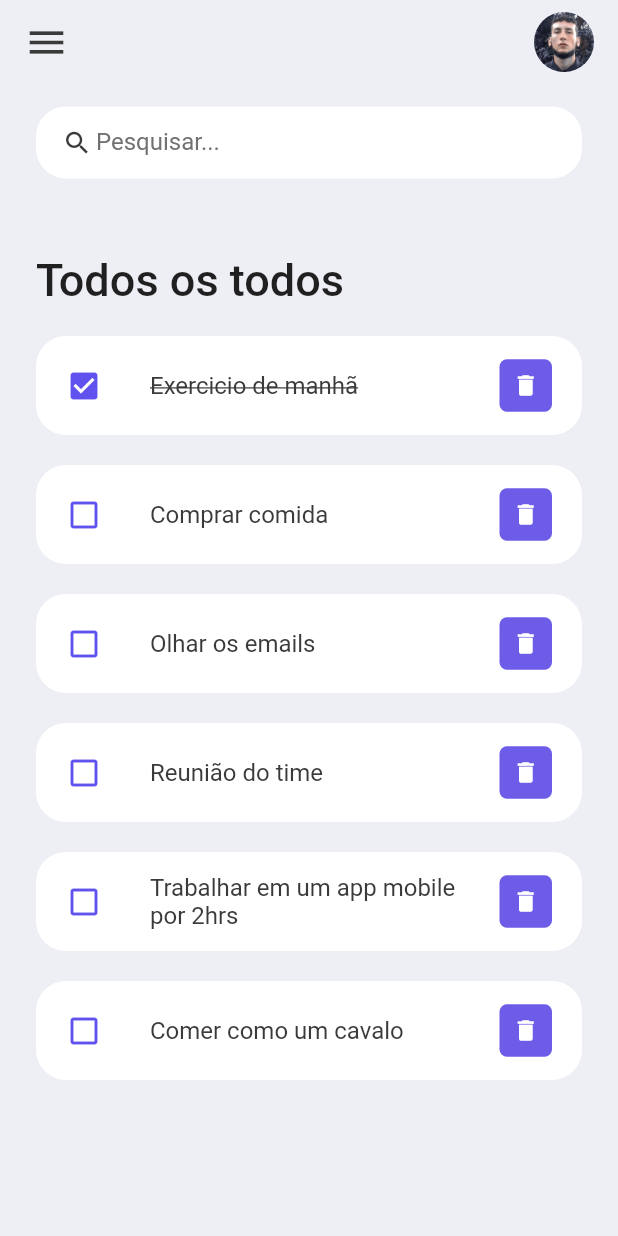
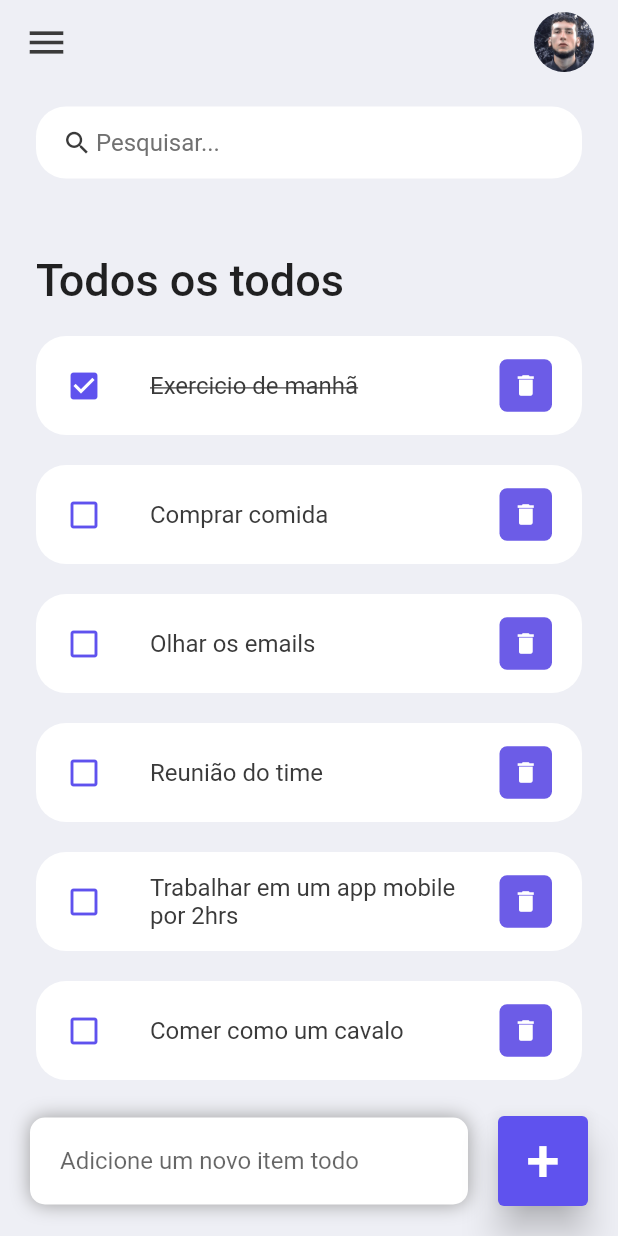
Before and after one commit to matefs/Todo_app, a Flutter app: the screen it shows after launch, on a phone screen of 412 x 824 dp. Run offline on Flutter 3.47's test engine with Material 2 defaults, Android fonts, the phone set to English and light mode, and no system bars.

Commit message:
add: input e submit para novos itens todo

```diff
--- a/lib/screens/home.dart
+++ b/lib/screens/home.dart
@@ -41,6 +41,54 @@ class Home extends StatelessWidget {
               ],
             ),
           ),
+          Align(
+            alignment: Alignment.bottomCenter,
+            child: Row(
+              children: [
+                Expanded(child: Container(
+                  margin: EdgeInsets.only(
+                    bottom:20,
+                    left: 20,
+                    right: 20,
+                  ),
+                  padding: EdgeInsets.symmetric(horizontal: 20, vertical: 5),
+                  decoration: BoxDecoration(
+                    color: Colors.white,
+                    boxShadow: const [BoxShadow(
+                        color: Colors.grey,
+                        offset: Offset(0.0,0.0),
+                      blurRadius: 10.0,
+                      spreadRadius: 0.0,
+
+                    ),],
+                    borderRadius: BorderRadius.circular(10),
+                  ),
+                  child: const TextField(
+                    decoration: InputDecoration(
+                      hintText: "Adicione um novo item todo",
+                      border: InputBorder.none,
+                    )
+                  ),
+                )
+                ),
+                Container(
+                  margin: EdgeInsets.only(
+                    bottom: 20,
+                    right: 20,
+                  ),
+                  child: ElevatedButton(
+                    child: Text('+',style: TextStyle(fontSize: 40)),
+                    onPressed: (){},
+                    style: ElevatedButton.styleFrom(
+                      primary: tdBlue,
+                      minimumSize: Size(60,60),
+                      elevation: 10,
+                    ),
+                  ),
+                )
+              ],
+            ),
+          ),
         ],
       ),
     );
@@ -53,9 +101,9 @@ class Home extends StatelessWidget {
         color: Colors.white,
         borderRadius: BorderRadius.circular(20),
       ),
-      child: TextField(
+      child: const TextField(
         decoration: InputDecoration(
-          contentPadding: EdgeInsets.all(0),
+          contentPadding: EdgeInsets.all(8.0),
           prefixIcon: Icon(
               Icons.search,
               color: tdBlack,
```
